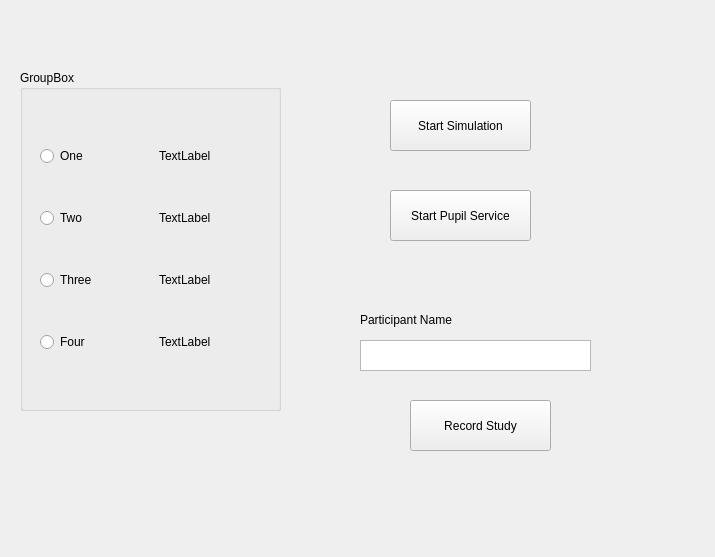
Old version of the form scripts/study_gui/layout.ui in the repository LCSR-SICKKIDS/volumetric_drilling.
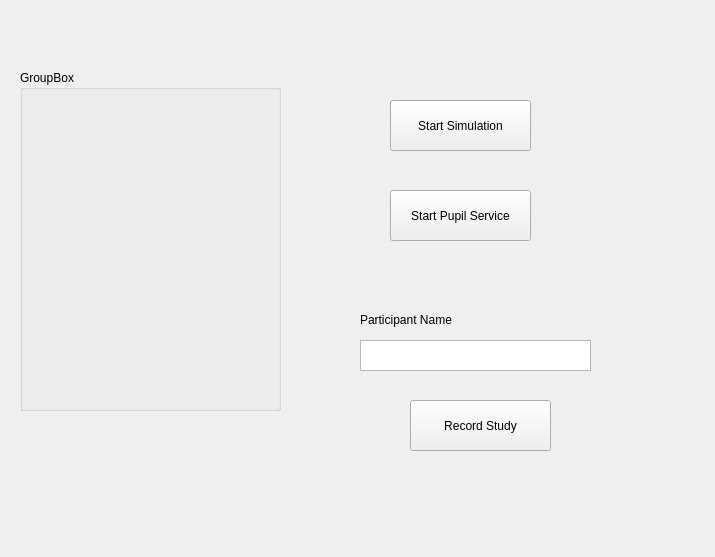
New version of the form.

Patch:
```diff
--- a/scripts/study_gui/layout.ui
+++ b/scripts/study_gui/layout.ui
@@ -46,70 +46,13 @@
    <widget class="QWidget" name="gridLayoutWidget">
     <property name="geometry">
      <rect>
-      <x>20</x>
-      <y>40</y>
-      <width>231</width>
-      <height>281</height>
+      <x>10</x>
+      <y>30</y>
+      <width>241</width>
+      <height>301</height>
      </rect>
     </property>
-    <layout class="QGridLayout" name="gridLayout">
-     <item row="2" column="1">
-      <widget class="QLabel" name="label_3">
-       <property name="text">
-        <string>TextLabel</string>
-       </property>
-      </widget>
-     </item>
-     <item row="2" column="0">
-      <widget class="QRadioButton" name="radioButton_3">
-       <property name="text">
-        <string>Three</string>
-       </property>
-      </widget>
-     </item>
-     <item row="1" column="0">
-      <widget class="QRadioButton" name="radioButton_2">
-       <property name="text">
-        <string>Two</string>
-       </property>
-      </widget>
-     </item>
-     <item row="0" column="0">
-      <widget class="QRadioButton" name="radioButton_1">
-       <property name="text">
-        <string>One</string>
-       </property>
-      </widget>
-     </item>
-     <item row="3" column="0">
-      <widget class="QRadioButton" name="radioButton_4">
-       <property name="text">
-        <string>Four</string>
-       </property>
-      </widget>
-     </item>
-     <item row="0" column="1">
-      <widget class="QLabel" name="label_1">
-       <property name="text">
-        <string>TextLabel</string>
-       </property>
-      </widget>
-     </item>
-     <item row="1" column="1">
-      <widget class="QLabel" name="label_2">
-       <property name="text">
-        <string>TextLabel</string>
-       </property>
-      </widget>
-     </item>
-     <item row="3" column="1">
-      <widget class="QLabel" name="label_4">
-       <property name="text">
-        <string>TextLabel</string>
-       </property>
-      </widget>
-     </item>
-    </layout>
+    <layout class="QGridLayout" name="gridLayout"/>
    </widget>
   </widget>
   <widget class="QPushButton" name="button_start_simulation">
```
